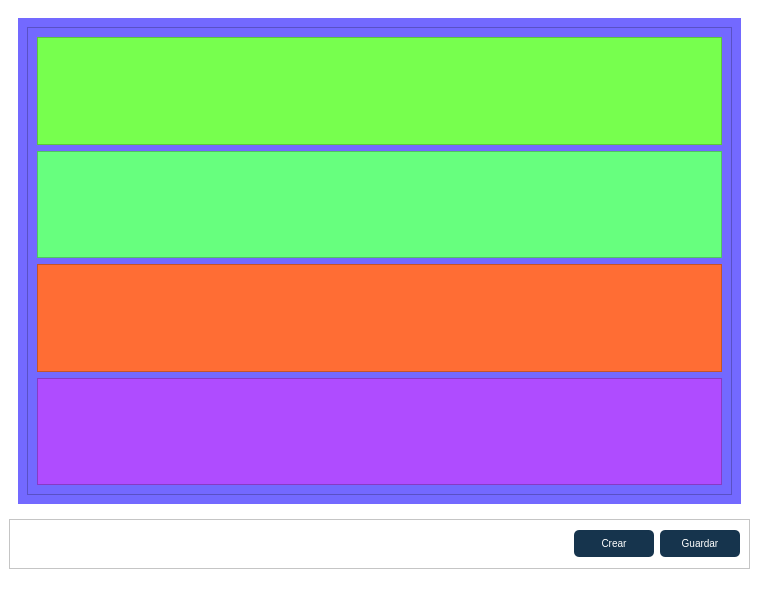
Before: the Qt Designer form app/ui/Expediente.ui in AlejaRosero/TUA-ACTUALIZADO, drawn with Qt 5.
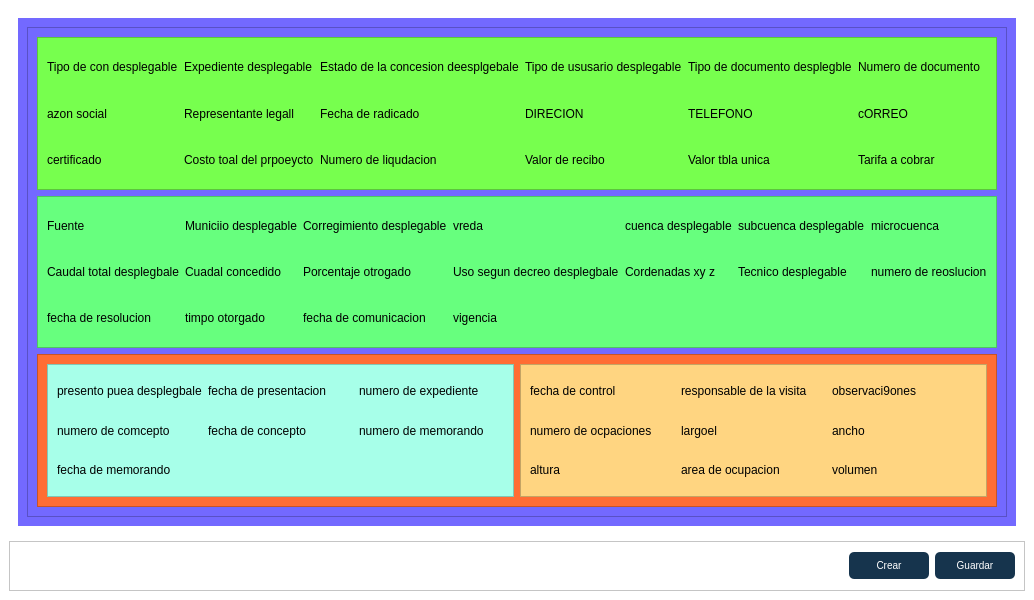
After: the same form once the commit is applied. Icons and pictures are not drawn.

```diff
--- a/app/ui/Expediente.ui
+++ b/app/ui/Expediente.ui
@@ -18,6 +18,475 @@
   </property>
   <widget class="QWidget" name="centralwidget">
    <layout class="QGridLayout" name="gridLayout_2">
+    <item row="0" column="0">
+     <widget class="QWidget" name="gridWidget" native="true">
+      <property name="styleSheet">
+       <string notr="true"/>
+      </property>
+      <layout class="QGridLayout" name="gridLayout">
+       <item row="0" column="0">
+        <widget class="QWidget" name="widget" native="true">
+         <property name="styleSheet">
+          <string notr="true">background-color: rgb(115, 105, 255);</string>
+         </property>
+         <layout class="QVBoxLayout" name="verticalLayout">
+          <item>
+           <widget class="QFrame" name="frame">
+            <property name="frameShape">
+             <enum>QFrame::StyledPanel</enum>
+            </property>
+            <property name="frameShadow">
+             <enum>QFrame::Raised</enum>
+            </property>
+            <layout class="QVBoxLayout" name="verticalLayout_2">
+             <item>
+              <widget class="QFrame" name="frame_6">
+               <property name="styleSheet">
+                <string notr="true">background-color: rgb(119, 255, 78);</string>
+               </property>
+               <property name="frameShape">
+                <enum>QFrame::StyledPanel</enum>
+               </property>
+               <property name="frameShadow">
+                <enum>QFrame::Raised</enum>
+               </property>
+               <layout class="QGridLayout" name="gridLayout_3">
+                <item row="0" column="4">
+                 <widget class="QLabel" name="label">
+                  <property name="text">
+                   <string>Tipo de con desplegable</string>
+                  </property>
+                 </widget>
+                </item>
+                <item row="1" column="4">
+                 <widget class="QLabel" name="label_7">
+                  <property name="text">
+                   <string>azon social</string>
+                  </property>
+                 </widget>
+                </item>
+                <item row="1" column="5">
+                 <widget class="QLabel" name="label_8">
+                  <property name="text">
+                   <string>Representante legall</string>
+                  </property>
+                 </widget>
+                </item>
+                <item row="1" column="7">
+                 <widget class="QLabel" name="label_10">
+                  <property name="text">
+                   <string>DIRECION</string>
+                  </property>
+                 </widget>
+                </item>
+                <item row="1" column="6">
+                 <widget class="QLabel" name="label_9">
+                  <property name="text">
+                   <string>Fecha de radicado</string>
+                  </property>
+                 </widget>
+                </item>
+                <item row="1" column="8">
+                 <widget class="QLabel" name="label_11">
+                  <property name="text">
+                   <string>TELEFONO</string>
+                  </property>
+                 </widget>
+                </item>
+                <item row="0" column="5">
+                 <widget class="QLabel" name="label_2">
+                  <property name="text">
+                   <string>Expediente desplegable</string>
+                  </property>
+                 </widget>
+                </item>
+                <item row="0" column="6">
+                 <widget class="QLabel" name="label_3">
+                  <property name="text">
+                   <string>Estado de la concesion deesplgebale</string>
+                  </property>
+                 </widget>
+                </item>
+                <item row="0" column="7">
+                 <widget class="QLabel" name="label_4">
+                  <property name="text">
+                   <string>Tipo de ususario desplegable</string>
+                  </property>
+                 </widget>
+                </item>
+                <item row="1" column="9">
+                 <widget class="QLabel" name="label_12">
+                  <property name="text">
+                   <string>cORREO</string>
+                  </property>
+                 </widget>
+                </item>
+                <item row="0" column="8">
+                 <widget class="QLabel" name="label_5">
+                  <property name="text">
+                   <string>Tipo de documento desplegble</string>
+                  </property>
+                 </widget>
+                </item>
+                <item row="0" column="9">
+                 <widget class="QLabel" name="label_6">
+                  <property name="text">
+                   <string>Numero de documento</string>
+                  </property>
+                 </widget>
+                </item>
+                <item row="2" column="4">
+                 <widget class="QLabel" name="label_13">
+                  <property name="text">
+                   <string>certificado </string>
+                  </property>
+                 </widget>
+                </item>
+                <item row="2" column="5">
+                 <widget class="QLabel" name="label_14">
+                  <property name="text">
+                   <string>Costo toal del prpoeycto</string>
+                  </property>
+                 </widget>
+                </item>
+                <item row="2" column="6">
+                 <widget class="QLabel" name="label_15">
+                  <property name="text">
+                   <string>Numero de liqudacion</string>
+                  </property>
+                 </widget>
+                </item>
+                <item row="2" column="7">
+                 <widget class="QLabel" name="label_16">
+                  <property name="text">
+                   <string>Valor de recibo</string>
+                  </property>
+                 </widget>
+                </item>
+                <item row="2" column="8">
+                 <widget class="QLabel" name="label_17">
+                  <property name="text">
+                   <string>Valor tbla unica</string>
+                  </property>
+                 </widget>
+                </item>
+                <item row="2" column="9">
+                 <widget class="QLabel" name="label_18">
+                  <property name="text">
+                   <string>Tarifa a cobrar</string>
+                  </property>
+                 </widget>
+                </item>
+               </layout>
+              </widget>
+             </item>
+             <item>
+              <widget class="QFrame" name="frame_5">
+               <property name="styleSheet">
+                <string notr="true">background-color: rgb(103, 255, 126);</string>
+               </property>
+               <property name="frameShape">
+                <enum>QFrame::StyledPanel</enum>
+               </property>
+               <property name="frameShadow">
+                <enum>QFrame::Raised</enum>
+               </property>
+               <layout class="QGridLayout" name="gridLayout_4">
+                <item row="0" column="6">
+                 <widget class="QLabel" name="label_25">
+                  <property name="text">
+                   <string>microcuenca</string>
+                  </property>
+                 </widget>
+                </item>
+                <item row="1" column="0">
+                 <widget class="QLabel" name="label_26">
+                  <property name="text">
+                   <string>Caudal total desplegbale</string>
+                  </property>
+                 </widget>
+                </item>
+                <item row="1" column="1">
+                 <widget class="QLabel" name="label_27">
+                  <property name="text">
+                   <string>Cuadal concedido</string>
+                  </property>
+                 </widget>
+                </item>
+                <item row="1" column="2">
+                 <widget class="QLabel" name="label_28">
+                  <property name="text">
+                   <string>Porcentaje otrogado</string>
+                  </property>
+                 </widget>
+                </item>
+                <item row="1" column="3">
+                 <widget class="QLabel" name="label_29">
+                  <property name="text">
+                   <string>Uso segun decreo desplegbale</string>
+                  </property>
+                 </widget>
+                </item>
+                <item row="1" column="4">
+                 <widget class="QLabel" name="label_30">
+                  <property name="text">
+                   <string>Cordenadas xy z</string>
+                  </property>
+                 </widget>
+                </item>
+                <item row="1" column="5">
+                 <widget class="QLabel" name="label_31">
+                  <property name="text">
+                   <string>Tecnico desplegable</string>
+                  </property>
+                 </widget>
+                </item>
+                <item row="1" column="6">
+                 <widget class="QLabel" name="label_32">
+                  <property name="text">
+                   <string>numero de reoslucion</string>
+                  </property>
+                 </widget>
+                </item>
+                <item row="0" column="0">
+                 <widget class="QLabel" name="label_19">
+                  <property name="text">
+                   <string>Fuente</string>
+                  </property>
+                 </widget>
+                </item>
+                <item row="0" column="1">
+                 <widget class="QLabel" name="label_20">
+                  <property name="text">
+                   <string>Municiio desplegable</string>
+                  </property>
+                 </widget>
+                </item>
+                <item row="0" column="2">
+                 <widget class="QLabel" name="label_21">
+                  <property name="text">
+                   <string>Corregimiento desplegable</string>
+                  </property>
+                 </widget>
+                </item>
+                <item row="0" column="4">
+                 <widget class="QLabel" name="label_23">
+                  <property name="text">
+                   <string>cuenca desplegable</string>
+                  </property>
+                 </widget>
+                </item>
+                <item row="0" column="5">
+                 <widget class="QLabel" name="label_24">
+                  <property name="text">
+                   <string>subcuenca desplegable</string>
+                  </property>
+                 </widget>
+                </item>
+                <item row="2" column="0">
+                 <widget class="QLabel" name="label_33">
+                  <property name="text">
+                   <string>fecha de resolucion</string>
+                  </property>
+                 </widget>
+                </item>
+                <item row="2" column="1">
+                 <widget class="QLabel" name="label_34">
+                  <property name="text">
+                   <string>timpo otorgado</string>
+                  </property>
+                 </widget>
+                </item>
+                <item row="2" column="2">
+                 <widget class="QLabel" name="label_35">
+                  <property name="text">
+                   <string>fecha de comunicacion</string>
+                  </property>
+                 </widget>
+                </item>
+                <item row="2" column="3">
+                 <widget class="QLabel" name="label_36">
+                  <property name="text">
+                   <string>vigencia</string>
+                  </property>
+                 </widget>
+                </item>
+                <item row="0" column="3">
+                 <widget class="QLabel" name="label_22">
+                  <property name="text">
+                   <string>vreda</string>
+                  </property>
+                 </widget>
+                </item>
+               </layout>
+              </widget>
+             </item>
+             <item>
+              <widget class="QFrame" name="frame_3">
+               <property name="styleSheet">
+                <string notr="true">background-color: rgb(255, 109, 52);</string>
+               </property>
+               <property name="frameShape">
+                <enum>QFrame::StyledPanel</enum>
+               </property>
+               <property name="frameShadow">
+                <enum>QFrame::Raised</enum>
+               </property>
+               <layout class="QHBoxLayout" name="horizontalLayout_2">
+                <item>
+                 <widget class="QFrame" name="frame_2">
+                  <property name="styleSheet">
+                   <string notr="true">background-color: rgb(167, 255, 233);</string>
+                  </property>
+                  <property name="frameShape">
+                   <enum>QFrame::StyledPanel</enum>
+                  </property>
+                  <property name="frameShadow">
+                   <enum>QFrame::Raised</enum>
+                  </property>
+                  <layout class="QGridLayout" name="gridLayout_5">
+                   <item row="0" column="0">
+                    <widget class="QLabel" name="label_37">
+                     <property name="text">
+                      <string>presento puea desplegbale</string>
+                     </property>
+                    </widget>
+                   </item>
+                   <item row="0" column="1">
+                    <widget class="QLabel" name="label_38">
+                     <property name="text">
+                      <string>fecha de presentacion</string>
+                     </property>
+                    </widget>
+                   </item>
+                   <item row="0" column="2">
+                    <widget class="QLabel" name="label_39">
+                     <property name="text">
+                      <string>numero de expediente</string>
+                     </property>
+                    </widget>
+                   </item>
+                   <item row="1" column="0">
+                    <widget class="QLabel" name="label_40">
+                     <property name="text">
+                      <string>numero de comcepto</string>
+                     </property>
+                    </widget>
+                   </item>
+                   <item row="1" column="2">
+                    <widget class="QLabel" name="label_42">
+                     <property name="text">
+                      <string>numero de memorando</string>
+                     </property>
+                    </widget>
+                   </item>
+                   <item row="1" column="1">
+                    <widget class="QLabel" name="label_41">
+                     <property name="text">
+                      <string>fecha de concepto</string>
+                     </property>
+                    </widget>
+                   </item>
+                   <item row="2" column="0">
+                    <widget class="QLabel" name="label_43">
+                     <property name="text">
+                      <string>fecha de memorando</string>
+                     </property>
+                    </widget>
+                   </item>
+                  </layout>
+                 </widget>
+                </item>
+                <item>
+                 <widget class="QFrame" name="frame_7">
+                  <property name="styleSheet">
+                   <string notr="true">background-color: rgb(255, 213, 129);</string>
+                  </property>
+                  <property name="frameShape">
+                   <enum>QFrame::StyledPanel</enum>
+                  </property>
+                  <property name="frameShadow">
+                   <enum>QFrame::Raised</enum>
+                  </property>
+                  <layout class="QGridLayout" name="gridLayout_6">
+                   <item row="0" column="2">
+                    <widget class="QLabel" name="label_46">
+                     <property name="text">
+                      <string>observaci9ones</string>
+                     </property>
+                    </widget>
+                   </item>
+                   <item row="1" column="1">
+                    <widget class="QLabel" name="label_48">
+                     <property name="text">
+                      <string>largoel</string>
+                     </property>
+                    </widget>
+                   </item>
+                   <item row="1" column="0">
+                    <widget class="QLabel" name="label_47">
+                     <property name="text">
+                      <string>numero de ocpaciones</string>
+                     </property>
+                    </widget>
+                   </item>
+                   <item row="1" column="2">
+                    <widget class="QLabel" name="label_49">
+                     <property name="text">
+                      <string>ancho</string>
+                     </property>
+                    </widget>
+                   </item>
+                   <item row="0" column="0">
+                    <widget class="QLabel" name="label_45">
+                     <property name="text">
+                      <string>fecha de control</string>
+                     </property>
+                    </widget>
+                   </item>
+                   <item row="0" column="1">
+                    <widget class="QLabel" name="label_44">
+                     <property name="text">
+                      <string>responsable de la visita</string>
+                     </property>
+                    </widget>
+                   </item>
+                   <item row="2" column="0">
+                    <widget class="QLabel" name="label_50">
+                     <property name="text">
+                      <string>altura</string>
+                     </property>
+                    </widget>
+                   </item>
+                   <item row="2" column="1">
+                    <widget class="QLabel" name="label_51">
+                     <property name="text">
+                      <string>area de ocupacion</string>
+                     </property>
+                    </widget>
+                   </item>
+                   <item row="2" column="2">
+                    <widget class="QLabel" name="label_52">
+                     <property name="text">
+                      <string>volumen</string>
+                     </property>
+                    </widget>
+                   </item>
+                  </layout>
+                 </widget>
+                </item>
+               </layout>
+              </widget>
+             </item>
+            </layout>
+           </widget>
+          </item>
+         </layout>
+        </widget>
+       </item>
+      </layout>
+     </widget>
+    </item>
     <item row="1" column="0">
      <widget class="QFrame" name="frame_4">
       <property name="sizePolicy">
@@ -153,101 +622,8 @@
       </layout>
      </widget>
     </item>
-    <item row="0" column="0">
-     <widget class="QWidget" name="gridWidget" native="true">
-      <property name="styleSheet">
-       <string notr="true"/>
-      </property>
-      <layout class="QGridLayout" name="gridLayout">
-       <item row="0" column="0">
-        <widget class="QWidget" name="widget" native="true">
-         <property name="styleSheet">
-          <string notr="true">background-color: rgb(115, 105, 255);</string>
-         </property>
-         <layout class="QVBoxLayout" name="verticalLayout">
-          <item>
-           <widget class="QFrame" name="frame">
-            <property name="frameShape">
-             <enum>QFrame::StyledPanel</enum>
-            </property>
-            <property name="frameShadow">
-             <enum>QFrame::Raised</enum>
-            </property>
-            <layout class="QVBoxLayout" name="verticalLayout_2">
-             <item>
-              <widget class="QFrame" name="frame_6">
-               <property name="styleSheet">
-                <string notr="true">background-color: rgb(119, 255, 78);</string>
-               </property>
-               <property name="frameShape">
-                <enum>QFrame::StyledPanel</enum>
-               </property>
-               <property name="frameShadow">
-                <enum>QFrame::Raised</enum>
-               </property>
-              </widget>
-             </item>
-             <item>
-              <widget class="QFrame" name="frame_5">
-               <property name="styleSheet">
-                <string notr="true">background-color: rgb(103, 255, 126);</string>
-               </property>
-               <property name="frameShape">
-                <enum>QFrame::StyledPanel</enum>
-               </property>
-               <property name="frameShadow">
-                <enum>QFrame::Raised</enum>
-               </property>
-              </widget>
-             </item>
-             <item>
-              <widget class="QFrame" name="frame_3">
-               <property name="styleSheet">
-                <string notr="true">background-color: rgb(255, 109, 52);</string>
-               </property>
-               <property name="frameShape">
-                <enum>QFrame::StyledPanel</enum>
-               </property>
-               <property name="frameShadow">
-                <enum>QFrame::Raised</enum>
-               </property>
-              </widget>
-             </item>
-             <item>
-              <widget class="QFrame" name="frame_2">
-               <property name="styleSheet">
-                <string notr="true">background-color: rgb(175, 76, 255);</string>
-               </property>
-               <property name="frameShape">
-                <enum>QFrame::StyledPanel</enum>
-               </property>
-               <property name="frameShadow">
-                <enum>QFrame::Raised</enum>
-               </property>
-              </widget>
-             </item>
-            </layout>
-           </widget>
-          </item>
-         </layout>
-        </widget>
-       </item>
-      </layout>
-     </widget>
-    </item>
    </layout>
   </widget>
-  <widget class="QMenuBar" name="menubar">
-   <property name="geometry">
-    <rect>
-     <x>0</x>
-     <y>0</y>
-     <width>759</width>
-     <height>18</height>
-    </rect>
-   </property>
-  </widget>
-  <widget class="QStatusBar" name="statusbar"/>
  </widget>
  <resources/>
  <connections/>
```
